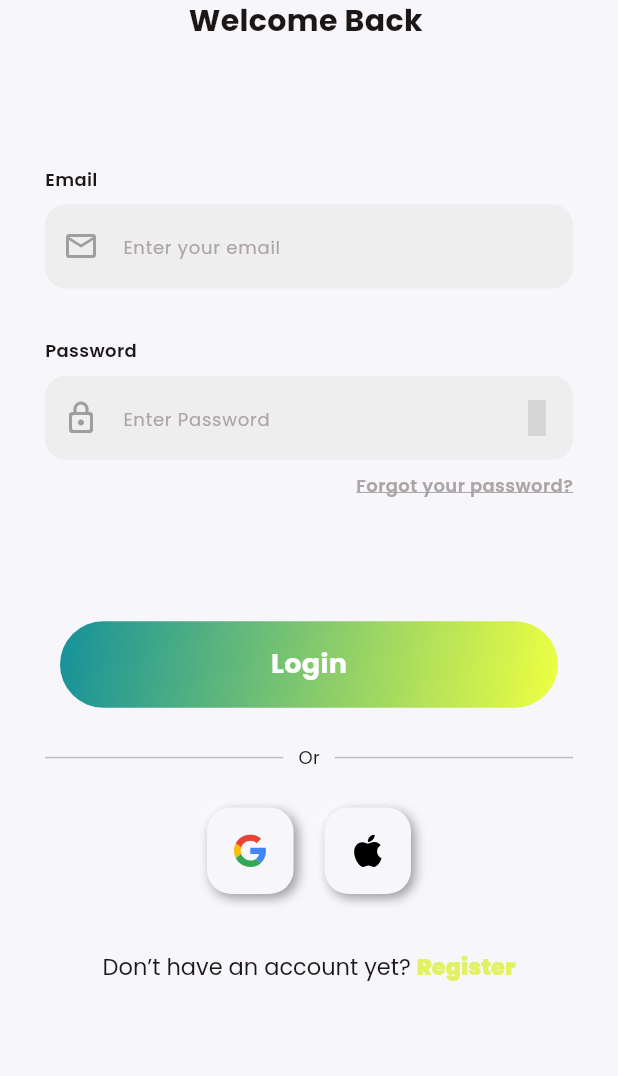
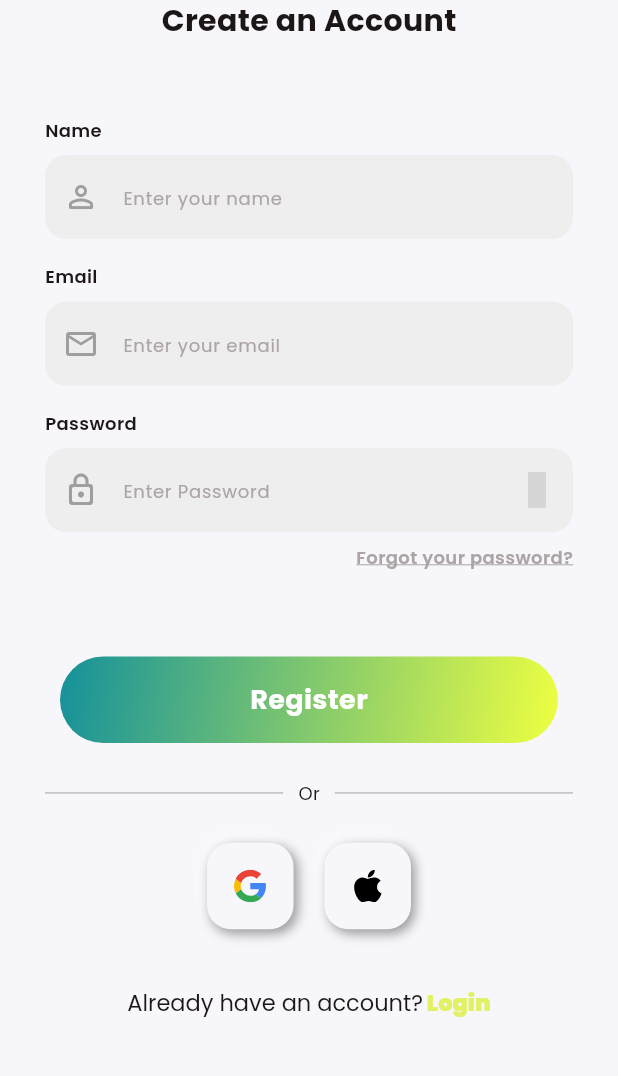
Before and after one commit to toqua1/Graduation-Project, a Flutter app: the screen it shows after launch, after a tap on an icon or button, on a phone screen of 412 x 824 dp, the part 77-1153 px from its top. Run offline on Flutter 3.47's test engine with Material 3 defaults, Android fonts, the phone set to English and light mode, and no system bars; drawn by our look-alikes of flutter_neumorphic; our stand-ins replace carousel_slider, device_preview, flutter_screenutil, flutter_spinkit, flutter_svg, get and 5 more; grey boxes are pictures that could not be loaded.

Commit message:
Sign up screen and responsiveness

```diff
--- a/lib/features/Auth/presentation/view/login_screen.dart
+++ b/lib/features/Auth/presentation/view/login_screen.dart
@@ -1,6 +1,7 @@
 import 'package:flutter_neumorphic/flutter_neumorphic.dart';
 import 'package:graduation_project/core/Services/is_tablet.dart';
 import 'package:graduation_project/core/Services/responsive_function.dart';
+import 'package:graduation_project/features/Auth/presentation/view/sign_up_screen.dart';
 import 'package:graduation_project/features/Auth/presentation/view/widgets/auth_button.dart';
 import 'package:graduation_project/features/Auth/presentation/view/widgets/auth_header_textfield.dart';
 import 'package:graduation_project/features/Auth/presentation/view/widgets/auth_top_header.dart';
@@ -75,6 +76,7 @@ class LoginScreen extends StatelessWidget {
                       horizontal: isTablet(context) ? width * 0.1 : 0),
                   child: AuthButton(
                     height: height,
+                    text: 'Login',
                   ),
                 ),
                 SizedBox(
@@ -89,7 +91,10 @@ class LoginScreen extends StatelessWidget {
                   height: height * 0.03,
                 ),
                 HaveAccountSection(
+                  txt1: 'Don’t have an account yet? ',
+                  txt2: 'Register',
                   height: height,
+                  screen: SignUpScreen(),
                 ),
               ],
             ),
--- a/lib/features/Auth/presentation/view/sign_up_screen.dart
+++ b/lib/features/Auth/presentation/view/sign_up_screen.dart
@@ -1,10 +1,115 @@
-import 'package:flutter/material.dart';
+import 'package:flutter_neumorphic/flutter_neumorphic.dart';
+import 'package:graduation_project/core/Services/is_tablet.dart';
+import 'package:graduation_project/core/Services/responsive_function.dart';
+import 'package:graduation_project/features/Auth/presentation/view/login_screen.dart';
+import 'package:graduation_project/features/Auth/presentation/view/widgets/auth_button.dart';
+import 'package:graduation_project/features/Auth/presentation/view/widgets/auth_header_textfield.dart';
+import 'package:graduation_project/features/Auth/presentation/view/widgets/auth_top_header.dart';
+import 'package:graduation_project/features/Auth/presentation/view/widgets/forget_pass_row.dart';
+import 'package:graduation_project/features/Auth/presentation/view/widgets/have_account_section.dart';
+import 'package:graduation_project/features/Auth/presentation/view/widgets/or_divider.dart';
+import 'package:graduation_project/features/Auth/presentation/view/widgets/social_icons_row.dart';
 
 class SignUpScreen extends StatelessWidget {
   const SignUpScreen({super.key});
 
   @override
   Widget build(BuildContext context) {
-    return const Placeholder();
+    var height = MediaQuery.of(context).size.height;
+    var width = MediaQuery.of(context).size.width;
+
+    return GestureDetector(
+      onTap: () {
+        FocusScope.of(context).unfocus(); // Hide keyboard when tapping outside
+      },
+      child: Scaffold(
+        backgroundColor: NeumorphicTheme.baseColor(context),
+        body: SingleChildScrollView(
+          child: SafeArea(
+              child: Padding(
+            padding: EdgeInsets.all(responsiveSize(context, 30, 70)),
+            child: Column(
+              children: [
+                AuthTopHeader(
+                  first: 'Hey There,',
+                  second: 'Create an Account',
+                  height: height,
+                ),
+                SizedBox(
+                  height: height * 0.06,
+                ),
+                Padding(
+                  padding: EdgeInsets.symmetric(
+                      horizontal: isTablet(context) ? width * 0.07 : 0),
+                  child: Column(
+                    children: [
+                      AuthHeaderTextField(
+                        height: height,
+                        header: 'Name',
+                        hint: 'Enter your name',
+                        icon: Icons.person_outline_rounded,
+                      ),
+                      SizedBox(
+                        height: height * 0.02,
+                      ),
+                      AuthHeaderTextField(
+                        height: height,
+                        header: 'Email',
+                        hint: 'Enter your email',
+                        icon: Icons.email_outlined,
+                      ),
+                      SizedBox(
+                        height: height * 0.02,
+                      ),
+                      AuthHeaderTextField(
+                        height: height,
+                        header: 'Password',
+                        hint: 'Enter Password',
+                        icon: Icons.lock_outline_rounded,
+                        obscureText: true,
+                      ),
+                      SizedBox(
+                        height: height * 0.01,
+                      ),
+                      ForgetPass(
+                        height: height,
+                      ),
+                      SizedBox(
+                        height: height * 0.07,
+                      ),
+                    ],
+                  ),
+                ),
+                Padding(
+                  padding: EdgeInsets.symmetric(
+                      horizontal: isTablet(context) ? width * 0.1 : 0),
+                  child: AuthButton(
+                    height: height,
+                    text: 'Register',
+                  ),
+                ),
+                SizedBox(
+                  height: height * 0.03,
+                ),
+                OrDivider(),
+                SizedBox(
+                  height: height * 0.03,
+                ),
+                SocialIconsRow(width: width),
+                SizedBox(
+                  height: height * 0.03,
+                ),
+                HaveAccountSection(
+                  txt1: 'Already have an account?',
+                  txt2: ' Login',
+                  height: height,
+                  screen: LoginScreen(),
+                ),
+              ],
+            ),
+          )),
+        ),
+      ),
+    );
   }
 }
--- a/lib/features/Auth/presentation/view/widgets/auth_button.dart
+++ b/lib/features/Auth/presentation/view/widgets/auth_button.dart
@@ -6,8 +6,10 @@ class AuthButton extends StatelessWidget {
   const AuthButton({
     super.key,
     required this.height,
+    required this.text,
   });
   final double height;
+  final String text;
 
   @override
   Widget build(BuildContext context) {
@@ -25,7 +27,7 @@ class AuthButton extends StatelessWidget {
         ),
         child: Center(
           child: Text(
-            'Login',
+            text,
             style: AppFonts.loginTextButton.copyWith(
               fontSize: isTablet(context) ? height * 0.025 : null,
             ),
--- a/lib/features/Auth/presentation/view/widgets/have_account_section.dart
+++ b/lib/features/Auth/presentation/view/widgets/have_account_section.dart
@@ -1,29 +1,39 @@
 import 'package:flutter_neumorphic/flutter_neumorphic.dart';
 import 'package:graduation_project/core/Services/is_tablet.dart';
 import 'package:graduation_project/core/constants.dart';
+import 'package:graduation_project/features/Auth/presentation/view/sign_up_screen.dart';
 
 class HaveAccountSection extends StatelessWidget {
   const HaveAccountSection({
     super.key,
     required this.height,
+    required this.txt1,
+    required this.txt2,
+    required this.screen,
   });
   final double height;
+  final String txt1;
+  final String txt2;
+  final Widget screen;
   @override
   Widget build(BuildContext context) {
     return Row(
       mainAxisAlignment: MainAxisAlignment.center,
       children: [
         TextButton(
-          onPressed: () {},
+          onPressed: () {
+            Navigator.push(
+                context, MaterialPageRoute(builder: (context) => screen));
+          },
           child: RichText(
             text: TextSpan(
               children: [
                 TextSpan(
-                    text: 'Don’t have an account yet? ',
+                    text: txt1,
                     style: AppFonts.bodyTextRegularBlack.copyWith(
                         fontSize: isTablet(context) ? height * 0.02 : null)),
                 TextSpan(
-                    text: 'Register',
+                    text: txt2,
                     style: AppFonts.bodyTextRegularBlack.copyWith(
                         fontSize: isTablet(context) ? height * 0.02 : null,
                         color: AppColors.secondaryColor,
```
